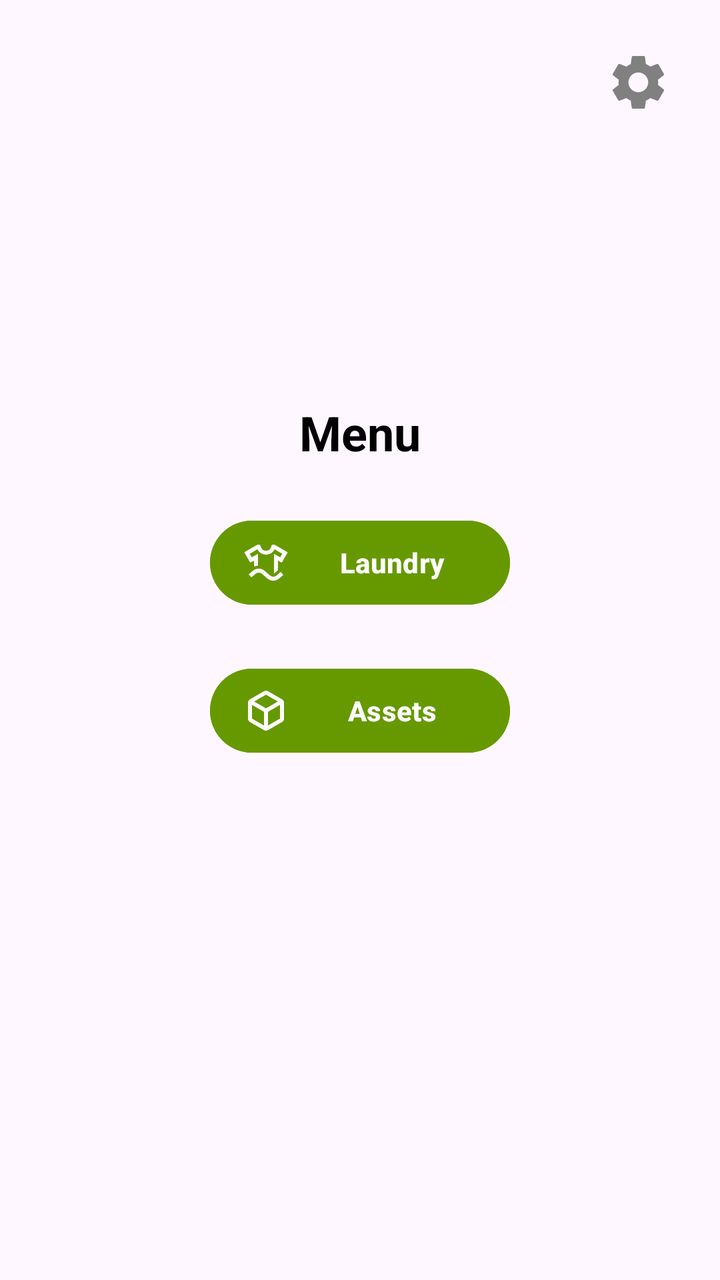
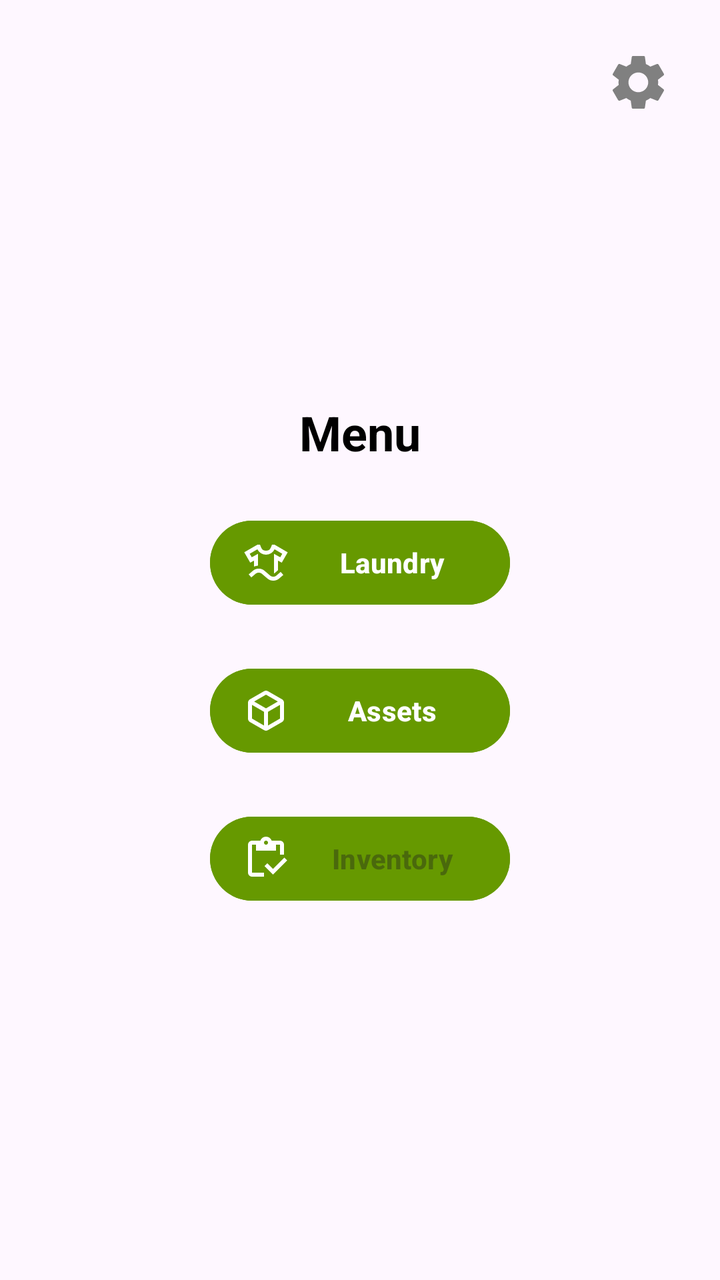

Before-and-after screenshots of an Android layout around one commit, followed by the original layout XML and the change that was made.
<!-- AndroidManifest.xml: application theme Theme.RFIDLaundryAsset -->
<!-- res/layout/activity_main.xml -->
<?xml version="1.0" encoding="utf-8"?>
<androidx.constraintlayout.widget.ConstraintLayout xmlns:android="http://schemas.android.com/apk/res/android"
    xmlns:app="http://schemas.android.com/apk/res-auto"
    xmlns:tools="http://schemas.android.com/tools"
    android:id="@+id/main"
    android:layout_width="match_parent"
    android:layout_height="match_parent"
    tools:context=".MainActivity">

    
    <TextView
        android:id="@+id/titleText"
        android:layout_width="wrap_content"
        android:layout_height="wrap_content"
        android:layout_marginTop="200dp"
        android:text="Menu"
        android:textSize="24sp"
        android:textStyle="bold"
        android:textColor="@android:color/black"
        app:layout_constraintEnd_toEndOf="parent"
        app:layout_constraintStart_toStartOf="parent"
        app:layout_constraintTop_toTopOf="parent" />

    
    <Button
        android:id="@+id/buttonLaundry"
        android:layout_width="150dp"
        android:layout_height="50dp"
        android:layout_marginTop="24dp"
        android:backgroundTint="@android:color/holo_green_dark"
        android:text="Laundry"
        android:drawableTint="@android:color/white"
        android:textStyle="bold"
        android:drawableLeft="@drawable/ic_laundry"
        android:paddingStart="16dp"
        android:paddingEnd="16dp"
        app:layout_constraintEnd_toEndOf="parent"
        app:layout_constraintStart_toStartOf="parent"
        app:layout_constraintTop_toBottomOf="@id/titleText" />

    
    <Button
        android:id="@+id/buttonAssets"
        android:layout_width="150dp"
        android:layout_height="50dp"
        android:layout_marginTop="24dp"
        android:backgroundTint="@android:color/holo_green_dark"
        android:text="Assets"
        android:drawableTint="@android:color/white"
        android:textStyle="bold"
        android:drawableLeft="@drawable/ic_assets"
        android:paddingStart="16dp"
        android:paddingEnd="16dp"
        app:layout_constraintEnd_toEndOf="parent"
        app:layout_constraintStart_toStartOf="parent"
        app:layout_constraintTop_toBottomOf="@id/buttonLaundry" />

    
    <ImageButton
        android:id="@+id/buttonSettings"
        android:layout_width="50dp"
        android:layout_height="50dp"
        android:layout_marginTop="16dp"
        android:layout_marginEnd="16dp"
        android:background="?android:attr/selectableItemBackgroundBorderless"
        android:contentDescription="Settings"
        android:src="@drawable/ic_settings"
        app:layout_constraintEnd_toEndOf="parent"
        app:layout_constraintTop_toTopOf="parent"
        tools:ignore="HardcodedText" />

</androidx.constraintlayout.widget.ConstraintLayout>
<!-- resources referenced by this layout -->
<resources>
  <!-- drawable ic_assets (drawable) -->
  <vector xmlns:android="http://schemas.android.com/apk/res/android"
      android:width="24dp"
      android:height="24dp"
      android:viewportWidth="960"
      android:viewportHeight="960"
      android:tint="?attr/colorControlNormal">
    <path
        android:fillColor="@android:color/white"
        android:pathData="M440,777L440,503L200,364L200,638Q200,638 200,638Q200,638 200,638L440,777ZM520,777L760,638Q760,638 760,638Q760,638 760,638L760,364L520,503L520,777ZM480,434L717,297L480,160Q480,160 480,160Q480,160 480,160L243,297L480,434ZM160,708Q141,697 130.5,679Q120,661 120,639L120,321Q120,299 130.5,281Q141,263 160,252L440,91Q459,80 480,80Q501,80 520,91L800,252Q819,263 829.5,281Q840,299 840,321L840,639Q840,661 829.5,679Q819,697 800,708L520,869Q501,880 480,880Q459,880 440,869L160,708ZM480,480Q480,480 480,480Q480,480 480,480L480,480Q480,480 480,480Q480,480 480,480L480,480Q480,480 480,480Q480,480 480,480L480,480Q480,480 480,480Q480,480 480,480L480,480Q480,480 480,480Q480,480 480,480L480,480Q480,480 480,480Q480,480 480,480Z"/>
  </vector>
  <!-- drawable ic_settings (drawable) -->
  <vector xmlns:android="http://schemas.android.com/apk/res/android" android:height="33dp" android:tint="#808080" android:viewportHeight="24" android:viewportWidth="24" android:width="33dp">
  
      <path android:fillColor="@android:color/white" android:pathData="M19.14,12.94c0.04,-0.3 0.06,-0.61 0.06,-0.94c0,-0.32 -0.02,-0.64 -0.07,-0.94l2.03,-1.58c0.18,-0.14 0.23,-0.41 0.12,-0.61l-1.92,-3.32c-0.12,-0.22 -0.37,-0.29 -0.59,-0.22l-2.39,0.96c-0.5,-0.38 -1.03,-0.7 -1.62,-0.94L14.4,2.81c-0.04,-0.24 -0.24,-0.41 -0.48,-0.41h-3.84c-0.24,0 -0.43,0.17 -0.47,0.41L9.25,5.35C8.66,5.59 8.12,5.92 7.63,6.29L5.24,5.33c-0.22,-0.08 -0.47,0 -0.59,0.22L2.74,8.87C2.62,9.08 2.66,9.34 2.86,9.48l2.03,1.58C4.84,11.36 4.8,11.69 4.8,12s0.02,0.64 0.07,0.94l-2.03,1.58c-0.18,0.14 -0.23,0.41 -0.12,0.61l1.92,3.32c0.12,0.22 0.37,0.29 0.59,0.22l2.39,-0.96c0.5,0.38 1.03,0.7 1.62,0.94l0.36,2.54c0.05,0.24 0.24,0.41 0.48,0.41h3.84c0.24,0 0.44,-0.17 0.47,-0.41l0.36,-2.54c0.59,-0.24 1.13,-0.56 1.62,-0.94l2.39,0.96c0.22,0.08 0.47,0 0.59,-0.22l1.92,-3.32c0.12,-0.22 0.07,-0.47 -0.12,-0.61L19.14,12.94zM12,15.6c-1.98,0 -3.6,-1.62 -3.6,-3.6s1.62,-3.6 3.6,-3.6s3.6,1.62 3.6,3.6S13.98,15.6 12,15.6z"/>
  
  </vector>
  <style name="Theme.RFIDLaundryAsset" parent="Base.Theme.RFIDLaundryAsset" />
  <style name="Base.Theme.RFIDLaundryAsset" parent="Theme.Material3.DayNight.NoActionBar">
          
          
      </style>
  <!-- unchanged entries left out for length: 1 -->
</resources>

<!-- the commit's change to res/layout/activity_main.xml (unified diff, before → after) -->
@@ -19,7 +19,8 @@
         android:textColor="@android:color/black"
         app:layout_constraintEnd_toEndOf="parent"
         app:layout_constraintStart_toStartOf="parent"
-        app:layout_constraintTop_toTopOf="parent" />
+        app:layout_constraintTop_toTopOf="parent"
+        tools:ignore="HardcodedText" />
 
     
     <Button
@@ -36,7 +37,8 @@
         android:paddingEnd="16dp"
         app:layout_constraintEnd_toEndOf="parent"
         app:layout_constraintStart_toStartOf="parent"
-        app:layout_constraintTop_toBottomOf="@id/titleText" />
+        app:layout_constraintTop_toBottomOf="@id/titleText"
+        tools:ignore="HardcodedText,RtlHardcoded" />
 
     
     <Button
@@ -53,7 +55,27 @@
         android:paddingEnd="16dp"
         app:layout_constraintEnd_toEndOf="parent"
         app:layout_constraintStart_toStartOf="parent"
-        app:layout_constraintTop_toBottomOf="@id/buttonLaundry" />
+        app:layout_constraintTop_toBottomOf="@id/buttonLaundry"
+        tools:ignore="HardcodedText,RtlHardcoded" />
+
+    
+    <Button
+        android:id="@+id/buttonInventory"
+        android:layout_width="150dp"
+        android:layout_height="50dp"
+        android:layout_marginTop="24dp"
+        android:backgroundTint="@android:color/holo_green_dark"
+        android:text="Inventory"
+        android:drawableTint="@android:color/white"
+        android:textStyle="bold"
+        android:drawableLeft="@drawable/ic_inventory"
+        android:paddingStart="16dp"
+        android:paddingEnd="16dp"
+        android:enabled="false"
+        app:layout_constraintEnd_toEndOf="parent"
+        app:layout_constraintStart_toStartOf="parent"
+        app:layout_constraintTop_toBottomOf="@id/buttonAssets"
+        tools:ignore="HardcodedText,RtlHardcoded" />
 
     
     <ImageButton
<!-- resource entries referenced after the edit -->
@@ -10,6 +10,17 @@
     <path
         android:fillColor="@android:color/white"
         android:pathData="M440,777L440,503L200,364L200,638Q200,638 200,638Q200,638 200,638L440,777ZM520,777L760,638Q760,638 760,638Q760,638 760,638L760,364L520,503L520,777ZM480,434L717,297L480,160Q480,160 480,160Q480,160 480,160L243,297L480,434ZM160,708Q141,697 130.5,679Q120,661 120,639L120,321Q120,299 130.5,281Q141,263 160,252L440,91Q459,80 480,80Q501,80 520,91L800,252Q819,263 829.5,281Q840,299 840,321L840,639Q840,661 829.5,679Q819,697 800,708L520,869Q501,880 480,880Q459,880 440,869L160,708ZM480,480Q480,480 480,480Q480,480 480,480L480,480Q480,480 480,480Q480,480 480,480L480,480Q480,480 480,480Q480,480 480,480L480,480Q480,480 480,480Q480,480 480,480L480,480Q480,480 480,480Q480,480 480,480L480,480Q480,480 480,480Q480,480 480,480Z"/>
+  </vector>
+  <!-- drawable ic_inventory (drawable) -->
+  <vector xmlns:android="http://schemas.android.com/apk/res/android"
+      android:width="24dp"
+      android:height="24dp"
+      android:viewportWidth="960"
+      android:viewportHeight="960"
+      android:tint="?attr/colorControlNormal">
+    <path
+        android:fillColor="@android:color/white"
+        android:pathData="M620,797L450,627L506,571L620,685L846,459L902,515L620,797ZM840,400L760,400L760,200Q760,200 760,200Q760,200 760,200L680,200L680,320L280,320L280,200L200,200Q200,200 200,200Q200,200 200,200L200,760Q200,760 200,760Q200,760 200,760L440,760L440,840L200,840Q167,840 143.5,816.5Q120,793 120,760L120,200Q120,167 143.5,143.5Q167,120 200,120L367,120Q378,85 410,62.5Q442,40 480,40Q520,40 551.5,62.5Q583,85 594,120L760,120Q793,120 816.5,143.5Q840,167 840,200L840,400ZM480,200Q497,200 508.5,188.5Q520,177 520,160Q520,143 508.5,131.5Q497,120 480,120Q463,120 451.5,131.5Q440,143 440,160Q440,177 451.5,188.5Q463,200 480,200Z"/>
   </vector>
   <!-- drawable ic_settings (drawable) -->
   <vector xmlns:android="http://schemas.android.com/apk/res/android" android:height="33dp" android:tint="#808080" android:viewportHeight="24" android:viewportWidth="24" android:width="33dp">
